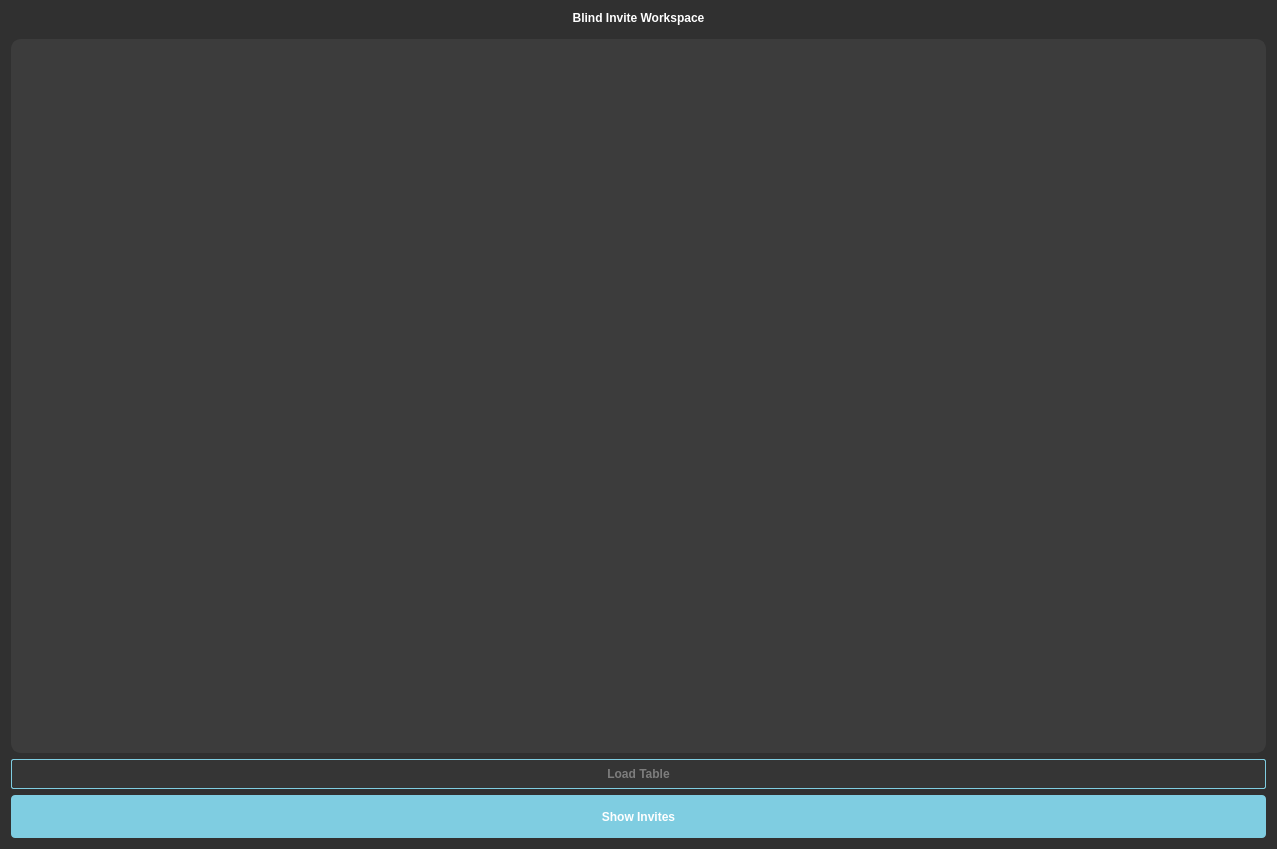
Above: blind_invite.ui from caiocardoso28/redesigned_app before the change. Below: the same form after it.
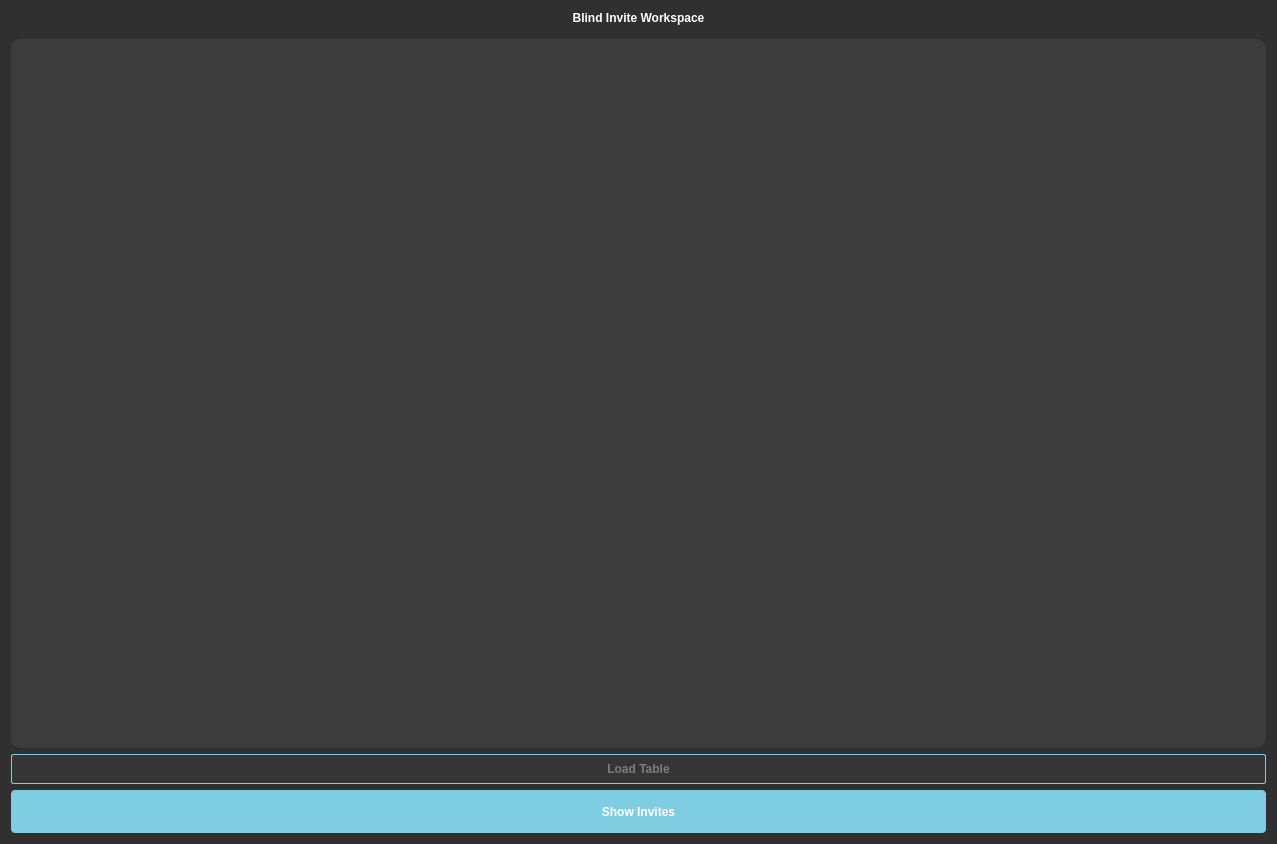
That is the form after the change.

Commit message: Added activity metric reporting dialog/set foundation for data pipeline

Diff of the .ui file:
```diff
--- a/blind_invite.ui
+++ b/blind_invite.ui
@@ -7,7 +7,7 @@
     <x>0</x>
     <y>0</y>
     <width>1277</width>
-    <height>849</height>
+    <height>844</height>
    </rect>
   </property>
   <property name="minimumSize">
```
The commit also changes 3 other files.
